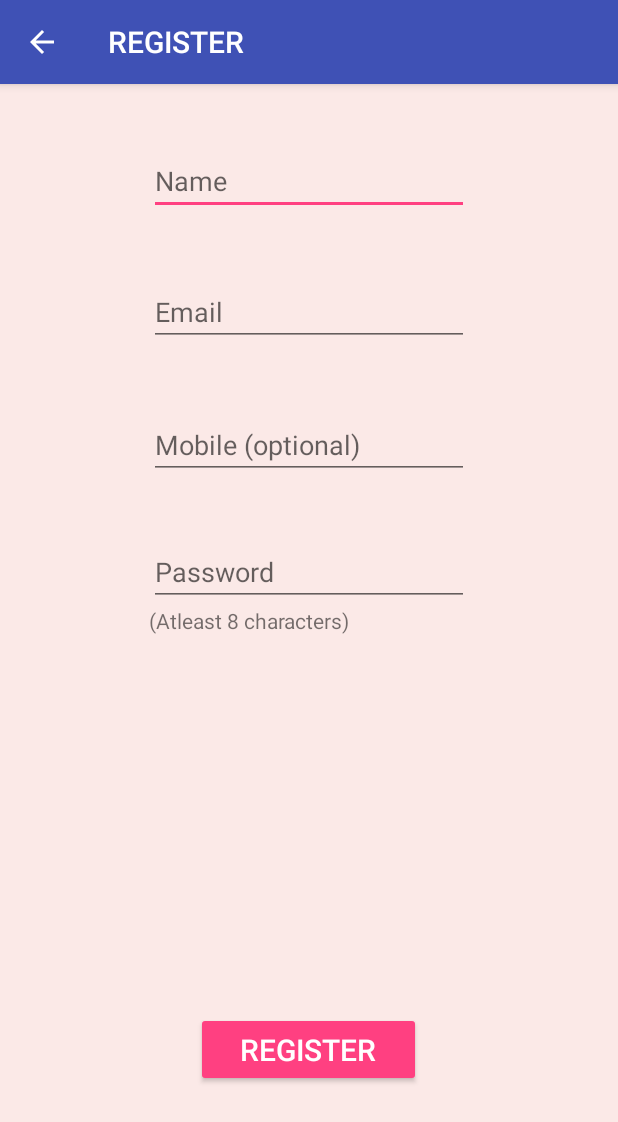
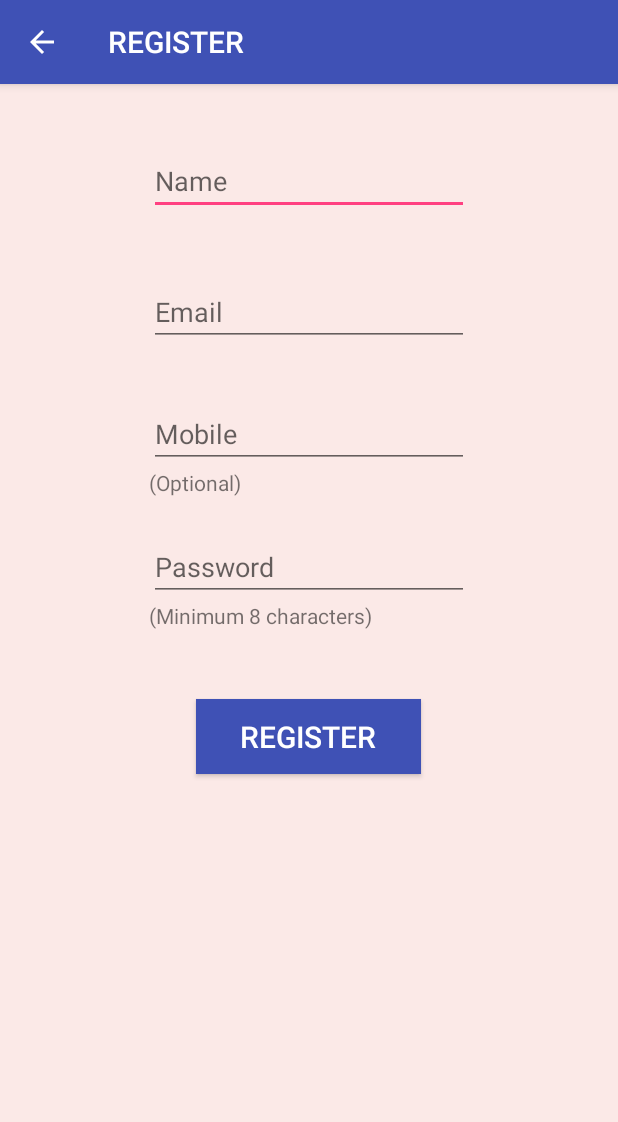
Before and after one commit to MinorProj/Jobber, an Android app: the Register screen opened directly, with no data from a screen before it, on a phone screen of 412 x 824 dp. Shown: the top 1122 px of the screen. Run offline under Robolectric (Android 15) with nearby library versions, the phone set to English and light mode, and no system bars; our stand-ins replace Firebase (no records; nobody signed in at launch, a user with empty details on screens opened directly).

Commit message:
front page edited

```diff
--- a/app/src/main/res/layout/activity_front.xml
+++ b/app/src/main/res/layout/activity_front.xml
@@ -14,7 +14,7 @@
     <pl.droidsonroids.gif.GifImageView
         android:layout_width="match_parent"
         android:layout_height="match_parent"
-        android:src="@drawable/mygif"
+        android:src="@drawable/mygif2"
         android:layout_below="@+id/textView3"
         android:layout_alignParentLeft="true"
         android:layout_alignParentStart="true"
--- a/app/src/main/res/layout/login.xml
+++ b/app/src/main/res/layout/login.xml
@@ -43,5 +43,6 @@
         android:layout_marginTop="100dp"
         android:text="@string/login"
         android:textSize="20sp"
-        tools:ignore="HardcodedText" />
+        tools:ignore="HardcodedText"
+        android:background="@color/colorPrimary" />
 </RelativeLayout>
--- a/app/src/main/res/layout/register.xml
+++ b/app/src/main/res/layout/register.xml
@@ -37,25 +37,13 @@
         android:id="@+id/mobile"
         android:layout_width="wrap_content"
         android:layout_height="wrap_content"
+        android:layout_marginTop="36dp"
+        android:ems="10"
+        android:hint="Mobile"
+        android:inputType="phone"
+        android:layout_below="@+id/email"
         android:layout_alignLeft="@+id/email"
-        android:layout_alignStart="@+id/email"
-        android:layout_below="@+id/email"
-        android:layout_marginTop="43dp"
-        android:ems="10"
-        android:hint="Mobile (optional)"
-        android:inputType="phone" />
-
-    <EditText
-        android:id="@+id/password"
-        android:layout_width="wrap_content"
-        android:layout_height="wrap_content"
-        android:layout_alignLeft="@+id/mobile"
-        android:layout_alignStart="@+id/mobile"
-        android:layout_below="@+id/mobile"
-        android:layout_marginTop="39dp"
-        android:ems="10"
-        android:hint="Password "
-        android:inputType="textPassword" />
+        android:layout_alignStart="@+id/email" />
 
     <Button
         android:id="@+id/register"
@@ -63,14 +51,38 @@
         android:layout_width="150dp"
         android:layout_height="50dp"
         android:text="@string/register"
+        android:layout_marginTop="46dp"
         android:textSize="20sp"
-        android:layout_alignParentBottom="true"
-        android:layout_centerHorizontal="true"
-        android:layout_marginBottom="99dp" />
+        android:background="@color/colorPrimary"
+        android:layout_below="@+id/textView"
+        android:layout_centerHorizontal="true" />
+
     <TextView
+        android:text="(Optional)"
         android:layout_width="wrap_content"
         android:layout_height="wrap_content"
-        android:text="(Atleast 8 characters)"
+        android:id="@+id/textView4"
+        android:layout_below="@+id/mobile"
+        android:layout_alignLeft="@+id/mobile"
+        android:layout_alignStart="@+id/mobile" />
+
+    <EditText
+        android:id="@+id/password"
+        android:layout_width="wrap_content"
+        android:layout_height="wrap_content"
+        android:ems="10"
+        android:hint="Password"
+        android:inputType="textPassword"
+        android:layout_marginTop="24dp"
+        android:layout_below="@+id/textView4"
+        android:layout_alignLeft="@+id/textView4"
+        android:layout_alignStart="@+id/textView4" />
+
+    <TextView
+        android:text="(Minimum 8 characters)"
+        android:layout_width="wrap_content"
+        android:layout_height="wrap_content"
+        android:id="@+id/textView"
         android:layout_below="@+id/password"
         android:layout_alignLeft="@+id/password"
         android:layout_alignStart="@+id/password" />
--- a/app/src/main/res/values/colors.xml
+++ b/app/src/main/res/values/colors.xml
@@ -1,10 +1,11 @@
 <?xml version="1.0" encoding="utf-8"?>
 <resources>
-    <color name="colorPrimary">#3F51B5</color>
-    <color name="colorPrimaryDark">#303F9F</color>
+    <color name="colorPrimary">#3f51b5</color>
+    <color name="colorPrimaryDark">#303f9f</color>
     <color name="colorAccent">#FF4081</color>
     <color name="colorBack">#F1F8E9</color>
     <color name="color">#FFFFFF</color>
     <color name="color1">#E0F7FA</color>
     <color name="color2">#FBE9E7</color>
+    <color name="color3">#0D47A1</color>
 </resources>
```
Also changed, not shown: app/src/main/res/layout/activity_main.xml (+25 -3 lines), app/src/main/res/drawable/mygif2.gif (added).
